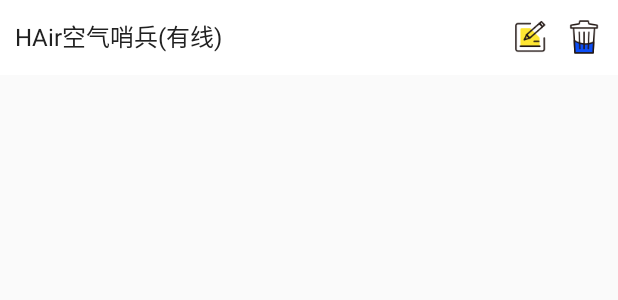
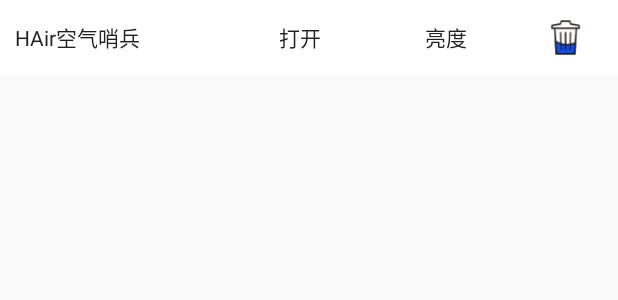
Before and after one commit to AndyYan1010/zjhms, an Android app: the layout adapter_scene_add_dev.xml on its own in the app's theme, with its tools: preview values and no code run, on a phone screen of 412 x 824 dp. Shown: the top 300 px of the screen. Run offline under Robolectric (Android 15) with nearby library versions, the phone set to English and light mode, and no system bars.

Commit message:
some change

```diff
--- a/app/src/main/java/com/bt/Smart/Hox/adapter/RecyItemDragAdapter.java
+++ b/app/src/main/java/com/bt/Smart/Hox/adapter/RecyItemDragAdapter.java
@@ -1,6 +1,6 @@
 package com.bt.Smart.Hox.adapter;
 
-import com.bt.Smart.Hox.messegeInfo.NotHA3ListInfo;
+import com.bt.Smart.Hox.messegeInfo.SceneDevListInfo;
 import com.chad.library.adapter.base.BaseItemDraggableAdapter;
 import com.chad.library.adapter.base.BaseViewHolder;
 
@@ -15,14 +15,14 @@ import java.util.List;
  * @更新描述 ${TODO}
  */
 
-public class RecyItemDragAdapter extends BaseItemDraggableAdapter<NotHA3ListInfo.NotHA3listBean, BaseViewHolder> {
+public class RecyItemDragAdapter extends BaseItemDraggableAdapter<SceneDevListInfo, BaseViewHolder> {
     public RecyItemDragAdapter(List data) {
         super(data);
 
     }
 
     @Override
-    protected void convert(BaseViewHolder helper, NotHA3ListInfo.NotHA3listBean item) {
+    protected void convert(BaseViewHolder helper, SceneDevListInfo item) {
 
     }
 }
--- a/app/src/main/res/layout/adapter_scene_add_dev.xml
+++ b/app/src/main/res/layout/adapter_scene_add_dev.xml
@@ -4,36 +4,55 @@
               android:layout_height="wrap_content"
               android:orientation="vertical">
 
-    <RelativeLayout
+    <LinearLayout
         android:layout_width="match_parent"
-        android:layout_height="wrap_content"
+        android:layout_height="50dp"
         android:background="@color/white"
         android:gravity="center_vertical"
-        android:minHeight="50dp">
+        android:orientation="horizontal">
 
         <TextView
             android:id="@+id/tv_name"
-            android:layout_width="wrap_content"
+            android:layout_width="0dp"
             android:layout_height="wrap_content"
+            android:layout_centerVertical="true"
             android:layout_marginLeft="10dp"
-            android:text="HAir空气哨兵(有线)"
+            android:layout_weight="3"
+            android:maxWidth="100dp"
+            android:singleLine="true"
+            android:text="HAir空气哨兵"
             android:textColor="@color/vm_black_100"
-            android:textSize="16sp"/>
+            android:textSize="14sp"/>
+
+        <TextView
+            android:id="@+id/tv_state"
+            android:layout_width="0dp"
+            android:layout_height="wrap_content"
+            android:layout_weight="1"
+            android:gravity="center"
+            android:text="打开"
+            android:textColor="@color/vm_black_100"
+            android:textSize="14sp"/>
+
+        <TextView
+            android:id="@+id/tv_ld"
+            android:layout_width="0dp"
+            android:layout_height="wrap_content"
+            android:layout_marginLeft="15dp"
+            android:layout_toRightOf="@+id/tv_state"
+            android:layout_weight="2"
+            android:gravity="center"
+            android:text="亮度"
+            android:textColor="@color/vm_black_100"
+            android:textSize="14sp"/>
 
         <ImageView
             android:id="@+id/img_delet"
-            android:layout_width="25dp"
-            android:layout_height="25dp"
-            android:layout_alignParentRight="true"
+            android:layout_width="50dp"
+            android:layout_height="50dp"
             android:layout_marginRight="10dp"
+            android:padding="12dp"
             android:src="@drawable/delete"/>
 
-        <ImageView
-            android:id="@+id/img_edit"
-            android:layout_width="25dp"
-            android:layout_height="25dp"
-            android:layout_marginRight="10dp"
-            android:layout_toLeftOf="@+id/img_delet"
-            android:src="@drawable/editor_line"/>
-    </RelativeLayout>
+    </LinearLayout>
 </LinearLayout>
```
Also changed, not shown: app/src/main/java/com/bt/Smart/Hox/adapter/RecyAddActAdapter.java (+20 -4 lines), app/src/main/java/com/bt/Smart/Hox/fragment/AddSceneFragment.java (+117 -20 lines), app/src/main/java/com/bt/Smart/Hox/messegeInfo/SceneDevListInfo.java (added, +60 -0 lines).
